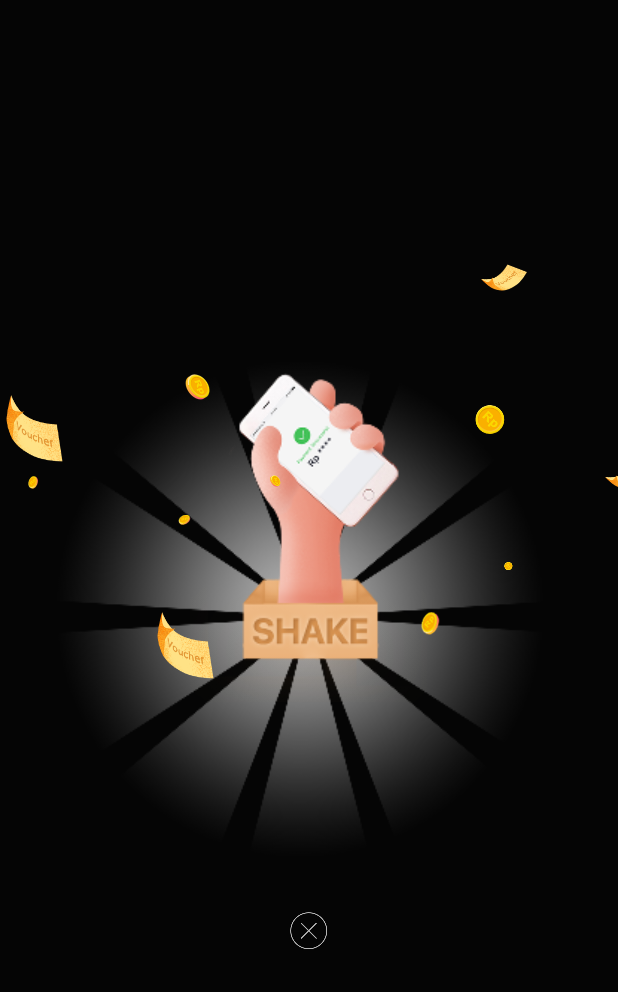
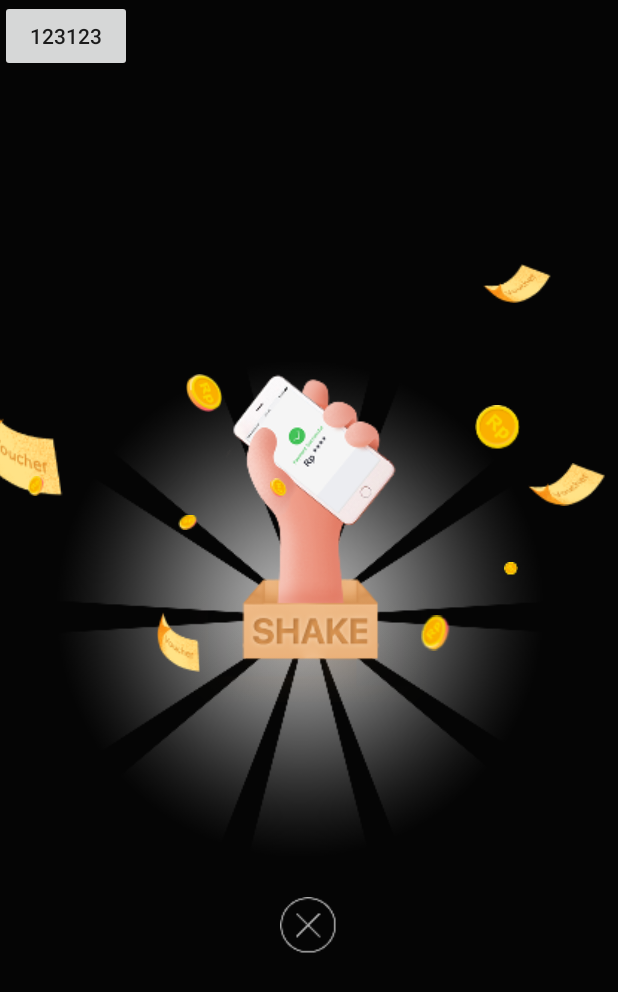
Before and after one commit to could-deng/WidgetModule, an Android app: the screen it shows after launch (HandShakerAct), after a tap on an icon or button, on a phone screen of 412 x 824 dp. Shown: the top 992 px of the screen. Run offline under Robolectric (Android 15) with nearby library versions, the phone set to English and light mode, and no system bars.

Commit message:
shake动画icon尺寸dp适配

```diff
--- a/app/src/main/java/com/sdk/dyq/widgetmodule/HandShakerAct.java
+++ b/app/src/main/java/com/sdk/dyq/widgetmodule/HandShakerAct.java
@@ -18,20 +18,15 @@ public class HandShakerAct extends Activity {
     }
 
     public void onClick(View view){
+        if(!hand_shaker_view.isPause){
+            animStop();
+        }else{
+            animResume();
+        }
     }
+
     private void init() {
         hand_shaker_view = (HandShakerView) findViewById(R.id.hand_shaker_view);
-        if(hand_shaker_view!=null)
-            hand_shaker_view.post(new Runnable() {
-                @Override
-                public void run() {
-
-                }
-            });
-
-    }
-
-    private void animAction(){
         if(hand_shaker_view!=null)
             hand_shaker_view.post(new Runnable() {
                 @Override
@@ -39,9 +34,20 @@ public class HandShakerAct extends Activity {
                     hand_shaker_view.startUpDownAnim();
                 }
             });
+
+    }
+
+    private void animResume(){
+        if(hand_shaker_view!=null && hand_shaker_view.getVisibility()==View.VISIBLE)
+            hand_shaker_view.post(new Runnable() {
+                @Override
+                public void run() {
+                    hand_shaker_view.resumeAnim();
+                }
+            });
     }
     private void animStop(){
-        if(hand_shaker_view!=null)
+        if(hand_shaker_view!=null && hand_shaker_view.getVisibility() == View.VISIBLE)
             hand_shaker_view.post(new Runnable() {
                 @Override
                 public void run() {
@@ -52,12 +58,12 @@ public class HandShakerAct extends Activity {
     @Override
     protected void onResume() {
         super.onResume();
-        animAction();
+//        animResume();
     }
 
     @Override
     protected void onStop() {
         super.onStop();
-//        animStop();
+        animStop();
     }
 }
--- a/app/src/main/res/layout/activity_hand_shaker.xml
+++ b/app/src/main/res/layout/activity_hand_shaker.xml
@@ -1,5 +1,5 @@
 <?xml version="1.0" encoding="utf-8"?>
-<LinearLayout xmlns:android="http://schemas.android.com/apk/res/android"
+<RelativeLayout xmlns:android="http://schemas.android.com/apk/res/android"
     android:orientation="vertical" android:layout_width="match_parent"
     android:layout_height="match_parent">
     <com.sdk.dyq.widgetlibrary.HandShaker.HandShakerView
@@ -7,4 +7,10 @@
         android:layout_width="match_parent"
         android:layout_height="match_parent">
     </com.sdk.dyq.widgetlibrary.HandShaker.HandShakerView>
-</LinearLayout>
+    <Button
+
+        android:layout_width="wrap_content"
+        android:layout_height="wrap_content"
+        android:text="123123"
+        android:onClick="onClick"/>
+</RelativeLayout>
--- a/widgetlibrary/src/main/java/com/sdk/dyq/widgetlibrary/HandShaker/HandShakerView.java
+++ b/widgetlibrary/src/main/java/com/sdk/dyq/widgetlibrary/HandShaker/HandShakerView.java
@@ -7,7 +7,9 @@ import android.animation.ValueAnimator;
 import android.content.Context;
 import android.graphics.Color;
 import android.graphics.drawable.AnimationDrawable;
+import android.os.Build;
 import android.util.AttributeSet;
+import android.util.Log;
 import android.view.LayoutInflater;
 import android.view.View;
 import android.view.animation.LinearInterpolator;
@@ -20,11 +22,10 @@ import java.util.Random;
 
 
 public class HandShakerView extends RelativeLayout {
+
     ImageView iv_hand;
     AnimationDrawable handAnimDrawable;
     ImageView tv_hand_shaker_circle_bg;
-    long bgRotationCurrTime;
-
     ImageView iv_hand_close;
     ImageView iv_voucher_left_1;
     ImageView iv_voucher_left_2;
@@ -52,8 +53,9 @@ public class HandShakerView extends RelativeLayout {
 
     RelativeLayout container;
     Random random;
-    private Random getRandom(){
-        if(random==null){
+
+    private Random getRandom() {
+        if (random == null) {
             random = new Random();
         }
         return random;
@@ -69,9 +71,10 @@ public class HandShakerView extends RelativeLayout {
         iv_hand_close.setOnClickListener(new OnClickListener() {
             @Override
             public void onClick(View v) {
-                if(listener!=null){
+                if (listener != null) {
                     listener.onIconClose();
                 }
+                endAnim();
             }
         });
 
@@ -95,11 +98,11 @@ public class HandShakerView extends RelativeLayout {
         linearInterpolator = new LinearInterpolator();
     }
 
-    public void setIconListener(IconListener listener){
-        this.listener =listener;
+    public void setIconListener(IconListener listener) {
+        this.listener = listener;
     }
 
-    public interface IconListener{
+    public interface IconListener {
         void onIconClose();
     }
 
@@ -127,9 +130,10 @@ public class HandShakerView extends RelativeLayout {
             tv_hand_shaker_circle_bg.setLayoutParams(lp);
         }
     }
+
     private void initHandLocationLayout() {
         if (iv_hand != null && !initHandLocation) {
-            iv_hand.setY(- iv_hand.getHeight() / 4F);//iv_hand.getY()
+            iv_hand.setY(-iv_hand.getHeight() / 4F);//iv_hand.getY()
             initHandLocation = true;
             handY = iv_hand.getY();
         }
@@ -144,15 +148,17 @@ public class HandShakerView extends RelativeLayout {
      * 最先摆动出现动画
      */
     public void startUpDownAnim() {
+        Log.e("TT","startUpDownAnim");
+
         if (!locationInited) {
             initLayout();
         }
         startHandShakeAnim();
 
-        AnimatorSet handShowSet = new AnimatorSet();
         List<Animator> animators = new ArrayList<>();
 
         //region====渐变颜色+上下动画========
+
         ObjectAnimator alphaAnim = ObjectAnimator.ofFloat(iv_hand, "alpha", 0, 1);
         alphaAnim.setDuration(500);
         alphaAnim.addListener(new Animator.AnimatorListener() {
@@ -185,6 +191,7 @@ public class HandShakerView extends RelativeLayout {
         ObjectAnimator translationYAnim = ObjectAnimator.ofFloat(tv_hand_shaker_circle_bg, "translationY", 0, 0 - 90.0f, 0);
         translationYAnim.setDuration(1000);
         animators.add(translationYAnim);
+
         //endregion====渐变颜色+上下动画========
 
         //region=====背景发光动画=========
@@ -202,39 +209,138 @@ public class HandShakerView extends RelativeLayout {
         bgShineAnim.setInterpolator(linearInterpolator);
         bgShineAnim.setRepeatMode(ValueAnimator.INFINITE);
         animators.add(bgShineAnim);
+
         //endregion=====背景发光动画=========
 
-        handShowSet.playTogether(animators);
-        handShowSet.start();
+        firstAnimatorSet.playTogether(animators);
+        firstAnimatorSet.start();
     }
+
+    private AnimatorSet firstAnimatorSet = new AnimatorSet();//开始洒金币卡券动画前的全部动画集合
+    private AnimatorSet animatorSetVoucherR1 = new AnimatorSet();
+    private AnimatorSet animatorSetVoucherR2 = new AnimatorSet();
+    private AnimatorSet animatorSetVoucherL1 = new AnimatorSet();
+    private AnimatorSet animatorSetVoucherL2 = new AnimatorSet();
+    private AnimatorSet animatorSetCoinR1 = new AnimatorSet();
+    private AnimatorSet animatorSetCoinR2 = new AnimatorSet();
+    private AnimatorSet animatorSetCoinR3 = new AnimatorSet();
+    private AnimatorSet animatorSetCoinL1 = new AnimatorSet();
+    private AnimatorSet animatorSetCoinL2 = new AnimatorSet();
+    private AnimatorSet animatorSetCoinL3 = new AnimatorSet();
+    private AnimatorSet animatorSetCoinL4 = new AnimatorSet();
 
     /**
      * 洒开金币和卡券动画
      */
     private void startExporeAnim() {
         //卡券icon
-        startIconAnim(iv_voucher_right_1, (long) (viewWidth * (0.777F)), (long) (viewHeight * 0.219F),  false);
-        startIconAnim(iv_voucher_right_2, (long) (viewWidth - (14F)), (long) (viewHeight * (0.379F)), true);
-        startIconAnim(iv_voucher_left_1, 5, (long) (viewHeight * (0.315F)), true);
-        startIconAnim(iv_voucher_left_2, (long) (viewWidth * (0.253F)), (long) (viewHeight * 0.5F), false);
+        int left_1_width = iv_voucher_left_1.getWidth();
+        Log.e("TT","left_1_width.width" +left_1_width);
+        startIconAnim(iv_voucher_right_1, (long) (viewWidth * (0.777F)), (long) (viewHeight * 0.219F), false, animatorSetVoucherR1);
+        startIconAnim(iv_voucher_right_2, (long) (viewWidth - 90), (long) (viewHeight * (0.379F)), true, animatorSetVoucherR2);
+        startIconAnim(iv_voucher_left_1, -25, (long) (viewHeight * (0.315F)), true, animatorSetVoucherL1);
+        startIconAnim(iv_voucher_left_2, (long) (viewWidth * (0.253F)), (long) (viewHeight * 0.5F), false, animatorSetVoucherL2);
         //金币icon
-        startIconAnim(iv_coin_right1, (long) (viewWidth * 0.769F), (long) (viewHeight * 0.333F), false);
-        startIconAnim(iv_coin_right2, (long) (viewWidth * 0.817F), (long) (viewHeight * 0.45F),false);
-        startIconAnim(iv_coin_right3, (long) (viewWidth * 0.682F), (long) (viewHeight * 0.491F), false);
+        startIconAnim(iv_coin_right1, (long) (viewWidth * 0.769F), (long) (viewHeight * 0.333F), false, animatorSetCoinR1);
+        startIconAnim(iv_coin_right2, (long) (viewWidth * 0.817F), (long) (viewHeight * 0.45F), false, animatorSetCoinR2);
+        startIconAnim(iv_coin_right3, (long) (viewWidth * 0.682F), (long) (viewHeight * 0.491F), false, animatorSetCoinR3);
 
-        startIconAnim(iv_coin_left1, (long) (viewWidth * 0.3), (long) (viewHeight * 0.308),  false);
-        startIconAnim(iv_coin_left2, (long) (viewWidth * 0.437), (long) (viewHeight * 0.38),  true);
-        startIconAnim(iv_coin_left3, (long) (viewWidth * 0.289), (long) (viewHeight * 0.422), false);
-        startIconAnim(iv_coin_left4, 28, (long) (viewHeight * 0.39),  false);
-
+        startIconAnim(iv_coin_left1, (long) (viewWidth * 0.3), (long) (viewHeight * 0.308), false, animatorSetCoinL1);
+        startIconAnim(iv_coin_left2, (long) (viewWidth * 0.437), (long) (viewHeight * 0.38), true, animatorSetCoinL2);
+        startIconAnim(iv_coin_left3, (long) (viewWidth * 0.289), (long) (viewHeight * 0.422), false, animatorSetCoinL3);
+        startIconAnim(iv_coin_left4, 28, (long) (viewHeight * 0.39), false, animatorSetCoinL4);
     }
 
-
-    public void stopAnim() {
+    /**
+     * 销毁控件
+     */
+    public void endAnim() {
         if (handAnimDrawable != null) {
             handAnimDrawable.stop();
         }
+        firstAnimatorSet.end();
+        firstAnimatorSet.removeAllListeners();
+        animatorSetVoucherR1.end();
+        animatorSetVoucherR2.end();
+        animatorSetVoucherL1.end();
+        animatorSetVoucherL2.end();
+        animatorSetCoinR1.end();
+        animatorSetCoinR2.end();
+        animatorSetCoinR3.end();
+        animatorSetCoinL1.end();
+        animatorSetCoinL2.end();
+        animatorSetCoinL3.end();
+        animatorSetCoinL4.end();
     }
+
+    public boolean isPause = false;
+    public void stopAnim() {
+        Log.e("TT","stopAnim()");
+        if (handAnimDrawable != null) {
+            handAnimDrawable.stop();
+        }
+        if (Build.VERSION.SDK_INT >= Build.VERSION_CODES.KITKAT) {
+            if(firstAnimatorSet.isRunning())
+                firstAnimatorSet.pause();
+            if (animatorSetVoucherR1.isRunning())
+                animatorSetVoucherR1.pause();
+            if (animatorSetVoucherR2.isRunning())
+                animatorSetVoucherR2.pause();
+            if (animatorSetVoucherL1.isRunning())
+                animatorSetVoucherL1.pause();
+            if (animatorSetVoucherL2.isRunning())
+                animatorSetVoucherL2.pause();
+            if (animatorSetCoinR1.isRunning())
+                animatorSetCoinR1.pause();
+            if (animatorSetCoinR2.isRunning())
+                animatorSetCoinR2.pause();
+            if (animatorSetCoinR3.isRunning())
+                animatorSetCoinR3.pause();
+            if (animatorSetCoinL1.isRunning())
+                animatorSetCoinL1.pause();
+            if (animatorSetCoinL2.isRunning())
+                animatorSetCoinL2.pause();
+            if (animatorSetCoinL3.isRunning())
+                animatorSetCoinL3.pause();
+            if (animatorSetCoinL4.isRunning())
+                animatorSetCoinL4.pause();
+        }
+        isPause = true;
+    }
+
+    public void resumeAnim() {
+        if (handAnimDrawable != null) {
+            handAnimDrawable.run();
+        }
+        if (Build.VERSION.SDK_INT >= Build.VERSION_CODES.KITKAT) {
+            if(firstAnimatorSet.isPaused())
+                firstAnimatorSet.resume();
+            if (animatorSetVoucherR1.isPaused())
+                animatorSetVoucherR1.resume();
+            if (animatorSetVoucherR2.isPaused())
+                animatorSetVoucherR2.resume();
+            if (animatorSetVoucherL1.isPaused())
+                animatorSetVoucherL1.resume();
+            if (animatorSetVoucherL2.isPaused())
+                animatorSetVoucherL2.resume();
+            if (animatorSetCoinR1.isPaused())
+                animatorSetCoinR1.resume();
+            if (animatorSetCoinR2.isPaused())
+                animatorSetCoinR2.resume();
+            if (animatorSetCoinR3.isPaused())
+                animatorSetCoinR3.resume();
+            if (animatorSetCoinL1.isPaused())
+                animatorSetCoinL1.resume();
+            if (animatorSetCoinL2.isPaused())
+                animatorSetCoinL2.resume();
+            if (animatorSetCoinL3.isPaused())
+                animatorSetCoinL3.resume();
+            if (animatorSetCoinL4.isPaused())
+                animatorSetCoinL4.resume();
+        }
+        isPause = false;
+    }
+
 
     //endregion===动画的开启与关闭======
 
@@ -243,6 +349,7 @@ public class HandShakerView extends RelativeLayout {
 
     /**
      * 手挥动动画
+     *
      * @return
      */
     private boolean startHandShakeAnim() {
@@ -250,6 +357,7 @@ public class HandShakerView extends RelativeLayout {
             iv_hand.setImageResource(R.drawable.bg_hand_shaker);
             handAnimDrawable = (AnimationDrawable) iv_hand.getDrawable();
             if (handAnimDrawable != null) {
+                handAnimDrawable.stop();
                 handAnimDrawable.start();
                 return true;
             }
@@ -262,13 +370,13 @@ public class HandShakerView extends RelativeLayout {
      *
      * @param view
      */
-    protected void startIconAnim(final View view, long desX, long desY, boolean temporaryBigger) {
+    protected void startIconAnim(final View view, long desX, long desY, boolean temporaryBigger, AnimatorSet totalAnimationSet) {
         if (view.getVisibility() != VISIBLE) {
             view.setVisibility(VISIBLE);
             view.setAlpha(0);
         }
-        desX = desX - view.getWidth() / 2;
-        desY = desY - view.getHeight() / 2;
+//        desX = desX - view.getWidth() / 2;
+//        desY = desY - view.getHeight() / 2;
 
         long translateTime = 400;
         long startX = viewWidth / 2L;
@@ -309,12 +417,13 @@ public class HandShakerView extends RelativeLayout {
         AnimatorSet translateAnimatorSet = new AnimatorSet();//位移动画集合
         translateAnimatorSet.playTogether(animators);
 
-        AnimatorSet totalAnimationSet = new AnimatorSet();//总的动画集合
         totalAnimationSet.play(translateAnimatorSet)
                 .before(getFlowAnim(view, desX, desY, 100));
         totalAnimationSet.setStartDelay(getRandom().nextInt(201));
         totalAnimationSet.start();
+
     }
+
 
     /**
      * 上下浮动效果
@@ -327,9 +436,9 @@ public class HandShakerView extends RelativeLayout {
     private AnimatorSet getFlowAnim(View view, long desX, long desY, long startDelay) {
         List<Animator> flowAnimators = new ArrayList<>();
         ObjectAnimator translationYAnim;
-        if(getRandom().nextInt(2) == 1) {
+        if (getRandom().nextInt(2) == 1) {
             translationYAnim = ObjectAnimator.ofFloat(view, "translationY", desY - 6.0f, desY + 6.0f, desY - 6.0f);
-        }else{
+        } else {
             translationYAnim = ObjectAnimator.ofFloat(view, "translationY", desY + 6.0f, desY - 6.0f, desY + 6.0f);
         }
         translationYAnim.setDuration(800);
--- a/widgetlibrary/src/main/res/layout/layout_hand_shaker.xml
+++ b/widgetlibrary/src/main/res/layout/layout_hand_shaker.xml
@@ -22,88 +22,88 @@
 
     <ImageView
         android:id="@+id/iv_voucher_left_1"
-        android:layout_width="wrap_content"
-        android:layout_height="wrap_content"
-        android:src="@drawable/icon_hand_shake_voucher_left"
+        android:layout_width="59dp"
+        android:layout_height="68dp"
+        android:src="@drawable/icon_hand_shake_voucher_left1"
         android:visibility="gone"/>
 
     <ImageView
         android:id="@+id/iv_voucher_left_2"
-        android:layout_width="wrap_content"
-        android:layout_height="wrap_content"
-        android:src="@drawable/icon_hand_shake_voucher_left"
+        android:layout_width="30dp"
+        android:layout_height="40dp"
+        android:src="@drawable/icon_hand_shake_voucher_left2"
         android:visibility="gone"/>
 
     <ImageView
         android:id="@+id/iv_voucher_right_1"
-        android:layout_width="wrap_content"
-        android:layout_height="wrap_content"
-        android:src="@drawable/icon_hand_shake_voucher_right"
+        android:layout_width="49dp"
+        android:layout_height="26dp"
+        android:src="@drawable/icon_hand_shake_voucher_right1"
         android:visibility="gone"/>
 
     <ImageView
         android:id="@+id/iv_voucher_right_2"
-        android:layout_width="wrap_content"
-        android:layout_height="wrap_content"
-        android:src="@drawable/icon_hand_shake_voucher_right"
+        android:layout_width="52dp"
+        android:layout_height="30dp"
+        android:src="@drawable/icon_hand_shake_voucher_right2"
         android:visibility="gone"/>
 
     <!--金币-->
     <ImageView
         android:id="@+id/iv_coin_right_1"
-        android:layout_width="wrap_content"
-        android:layout_height="wrap_content"
+        android:layout_width="30dp"
+        android:layout_height="30dp"
         android:src="@drawable/icon_hand_shake_coin_r1"
         android:visibility="gone"/>
 
     <ImageView
         android:id="@+id/iv_coin_right_2"
-        android:layout_width="wrap_content"
-        android:layout_height="wrap_content"
+        android:layout_width="9dp"
+        android:layout_height="9dp"
         android:src="@drawable/icon_hand_shake_coin_r3"
         android:visibility="gone"/>
 
     <ImageView
         android:id="@+id/iv_coin_right_3"
-        android:layout_width="wrap_content"
-        android:layout_height="wrap_content"
+        android:layout_width="19dp"
+        android:layout_height="28dp"
         android:src="@drawable/icon_hand_shake_coin_r2"
         android:visibility="gone"/>
 
     <ImageView
         android:id="@+id/iv_coin_left_1"
-        android:layout_width="wrap_content"
-        android:layout_height="wrap_content"
+        android:layout_width="25dp"
+        android:layout_height="25dp"
         android:src="@drawable/icon_hand_shake_coin_l1"
         android:visibility="gone"/>
 
     <ImageView
         android:id="@+id/iv_coin_left_2"
-        android:layout_width="wrap_content"
-        android:layout_height="wrap_content"
+        android:layout_width="11dp"
+        android:layout_height="18dp"
         android:src="@drawable/icon_hand_shake_coin_l2"
         android:visibility="gone"/>
 
     <ImageView
         android:id="@+id/iv_coin_left_3"
-        android:layout_width="wrap_content"
-        android:layout_height="wrap_content"
+        android:layout_width="13dp"
+        android:layout_height="10dp"
         android:src="@drawable/icon_hand_shake_coin_l3"
         android:visibility="gone"/>
 
     <ImageView
         android:id="@+id/iv_coin_left_4"
-        android:layout_width="wrap_content"
-        android:layout_height="wrap_content"
+        android:layout_width="11dp"
+        android:layout_height="13dp"
         android:src="@drawable/icon_hand_shake_coin_l4"
         android:visibility="gone"/>
     <ImageView
         android:id="@+id/iv_hand_close"
-        android:layout_width="wrap_content"
-        android:layout_height="wrap_content"
+        android:layout_width="38dp"
+        android:layout_height="38dp"
         android:src="@drawable/hand_shake_close_icon"
         android:layout_below="@id/tv_hand_shaker_circle_bg"
         android:layout_centerHorizontal="true"
-        android:layout_marginTop="-10dp"
+        android:layout_marginTop="-20dp"
         />
 </RelativeLayout>
```
Also changed, not shown: widgetlibrary/src/main/res/drawable-xxhdpi/icon_hand_shake_voucher_left1.png (renamed from widgetlibrary/src/main/res/drawable-xxhdpi/icon_hand_shake_voucher_left.png), widgetlibrary/src/main/res/drawable-xxhdpi/icon_hand_shake_voucher_left2.png (added), widgetlibrary/src/main/res/drawable-xxhdpi/icon_hand_shake_voucher_right1.png (renamed from widgetlibrary/src/main/res/drawable-xxhdpi/icon_hand_shake_voucher_right.png), widgetlibrary/src/main/res/drawable-xxhdpi/icon_hand_shake_voucher_right2.png (added).
